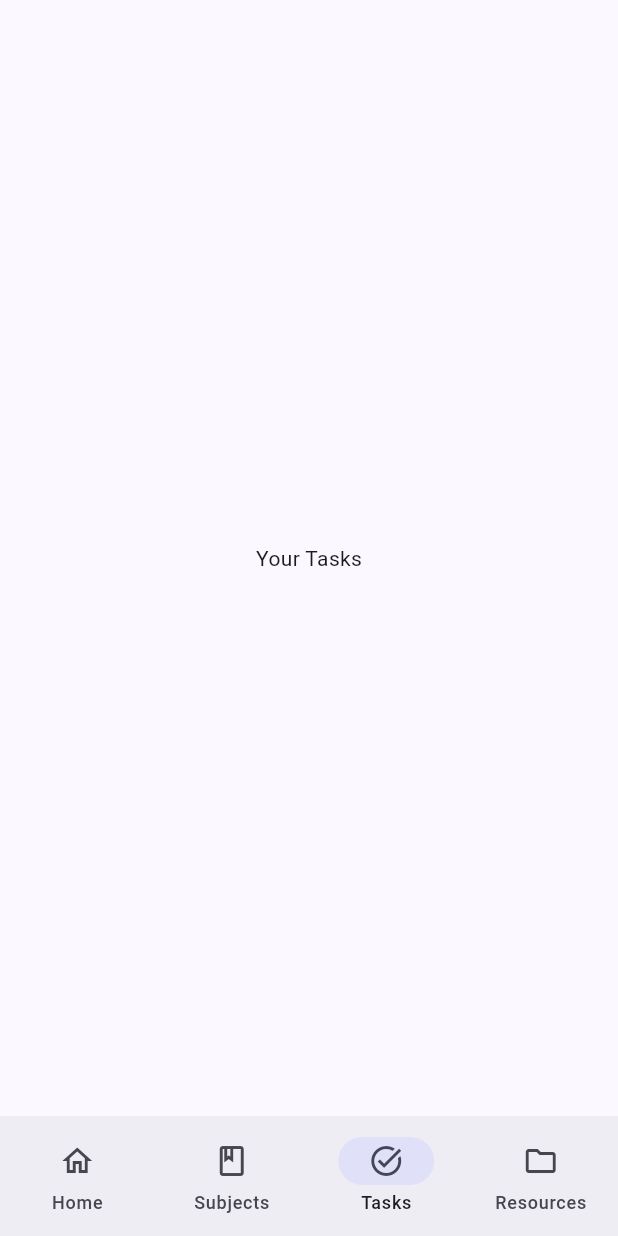
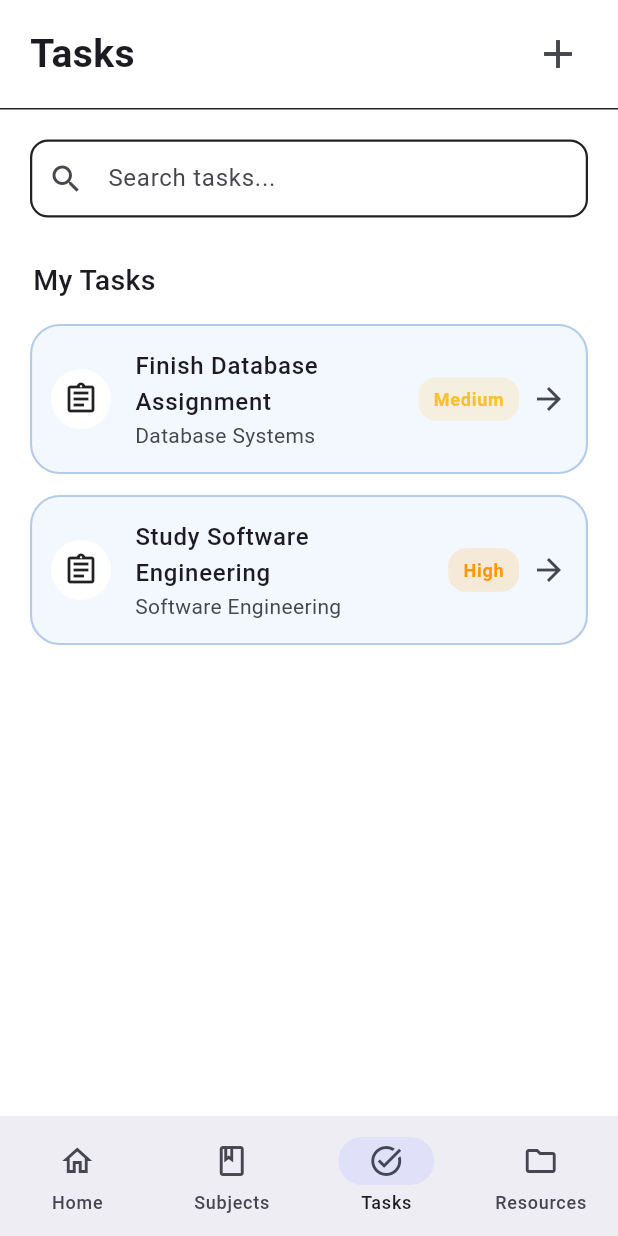
Before and after one commit to L1Pendz/studynest, a Flutter app: the screen it shows after launch, item 3 of the bottom bar chosen, on a phone screen of 412 x 824 dp. Run offline on Flutter 3.47's test engine with Material 3 defaults, Android fonts, the phone set to English and light mode, and no system bars.

Commit message:
feat: add initial task management UI

```diff
--- /dev/null
+++ b/lib/screens/tasks/task_details_screen.dart
@@ -0,0 +1,27 @@
+import 'package:flutter/material.dart';
+
+import '../../models/subject.dart';
+import '../../models/task.dart';
+
+class TaskDetailsScreen extends StatelessWidget {
+  final Task task;
+  final List<Subject> subjects;
+  final VoidCallback onDelete;
+  final ValueChanged<Task> onUpdate;
+
+  const TaskDetailsScreen({
+    super.key,
+    required this.task,
+    required this.subjects,
+    required this.onDelete,
+    required this.onUpdate,
+  });
+
+  @override
+  Widget build(BuildContext context) {
+    return Scaffold(
+      appBar: AppBar(title: const Text('Task Details')),
+      body: Center(child: Text(task.title)),
+    );
+  }
+}
--- a/lib/screens/tasks/tasks_screen.dart
+++ b/lib/screens/tasks/tasks_screen.dart
@@ -1,10 +1,226 @@
 import 'package:flutter/material.dart';
 
-class TasksScreen extends StatelessWidget {
+import '../../models/subject.dart';
+import '../../models/task.dart';
+import '../../widgets/tasks/task_card.dart';
+import 'task_details_screen.dart';
+
+class TasksScreen extends StatefulWidget {
   const TasksScreen({super.key});
 
   @override
+  State<TasksScreen> createState() => _TasksScreenState();
+}
+
+class _TasksScreenState extends State<TasksScreen> {
+  final _searchController = TextEditingController();
+
+  final List<Subject> _subjects = [
+    Subject(
+      id: '1',
+      name: 'Database Systems',
+      description: 'Study of database design, SQL, and data management.',
+    ),
+    Subject(
+      id: '2',
+      name: 'Software Engineering',
+      description: 'Study of software development processes and methodologies.',
+    ),
+    Subject(
+      id: '3',
+      name: 'Web Development',
+      description:
+          'Study of web application development using HTML, CSS, and JavaScript.',
+    ),
+  ];
+
+  final List<Task> _tasks = [
+    Task(
+      id: '1',
+      title: 'Finish Database Assignment',
+      subjectId: '1',
+      description: 'Complete the SQL exercises.',
+      dueDate: DateTime.now().add(const Duration(days: 5)),
+    ),
+    Task(
+      id: '2',
+      title: 'Study Software Engineering',
+      subjectId: '2',
+      description: 'Review software development methodologies.',
+      dueDate: DateTime.now().add(const Duration(days: 2)),
+    ),
+  ];
+
+  String _searchQuery = '';
+
+  List<Task> get _filteredTasks {
+    return _tasks.where((task) {
+      return task.title.toLowerCase().contains(_searchQuery.toLowerCase());
+    }).toList();
+  }
+
+  @override
+  void dispose() {
+    _searchController.dispose();
+    super.dispose();
+  }
+
+  @override
   Widget build(BuildContext context) {
-    return const Center(child: Text('Your Tasks'));
+    final tasks = _filteredTasks;
+
+    return Scaffold(
+      backgroundColor: Colors.white,
+      body: SafeArea(
+        child: Column(
+          crossAxisAlignment: CrossAxisAlignment.start,
+          children: [
+            _buildHeader(),
+            const Divider(height: 1, color: Colors.black87),
+            _buildSearchBar(),
+            const Padding(
+              padding: EdgeInsets.symmetric(horizontal: 22),
+              child: Text(
+                'My Tasks',
+                style: TextStyle(fontSize: 19, fontWeight: FontWeight.w500),
+              ),
+            ),
+            const SizedBox(height: 16),
+            Expanded(
+              child: tasks.isEmpty
+                  ? _buildEmptyState()
+                  : ListView.builder(
+                      padding: const EdgeInsets.symmetric(horizontal: 20),
+                      itemCount: tasks.length,
+                      itemBuilder: (context, index) {
+                        final task = tasks[index];
+                        final subject = _getSubjectForTask(task);
+
+                        if (subject == null) {
+                          return const SizedBox.shrink();
+                        }
+
+                        return TaskCard(
+                          task: task,
+                          subject: subject,
+                          onTap: () => _openTask(task),
+                        );
+                      },
+                    ),
+            ),
+          ],
+        ),
+      ),
+    );
+  }
+
+  Widget _buildHeader() {
+    return Padding(
+      padding: const EdgeInsets.fromLTRB(20, 12, 16, 12),
+      child: Row(
+        children: [
+          const Expanded(
+            child: Text(
+              'Tasks',
+              style: TextStyle(fontSize: 26, fontWeight: FontWeight.w600),
+            ),
+          ),
+          IconButton(
+            tooltip: 'Add task',
+            onPressed: _showAddTask,
+            icon: const Icon(Icons.add, size: 32),
+          ),
+        ],
+      ),
+    );
+  }
+
+  Widget _buildSearchBar() {
+    return Padding(
+      padding: const EdgeInsets.fromLTRB(20, 20, 20, 28),
+      child: TextField(
+        controller: _searchController,
+        onChanged: (value) {
+          setState(() {
+            _searchQuery = value.trim();
+          });
+        },
+        decoration: InputDecoration(
+          hintText: 'Search tasks...',
+          prefixIcon: const Icon(Icons.search),
+          suffixIcon: _searchQuery.isEmpty
+              ? null
+              : IconButton(
+                  tooltip: 'Clear search',
+                  onPressed: () {
+                    _searchController.clear();
+                    setState(() {
+                      _searchQuery = '';
+                    });
+                  },
+                  icon: const Icon(Icons.close),
+                ),
+          border: OutlineInputBorder(borderRadius: BorderRadius.circular(12)),
+          enabledBorder: OutlineInputBorder(
+            borderRadius: BorderRadius.circular(12),
+            borderSide: const BorderSide(color: Colors.black87, width: 1.5),
+          ),
+          contentPadding: const EdgeInsets.symmetric(vertical: 14),
+        ),
+      ),
+    );
+  }
+
+  Widget _buildEmptyState() {
+    return Center(
+      child: Text(
+        _searchQuery.isEmpty
+            ? 'No tasks yet. Tap + to add one.'
+            : 'No tasks found.',
+        style: TextStyle(color: Colors.grey.shade600),
+      ),
+    );
+  }
+
+  Subject? _getSubjectForTask(Task task) {
+    for (final subject in _subjects) {
+      if (subject.id == task.subjectId) {
+        return subject;
+      }
+    }
+
+    return null;
+  }
+
+  void _showAddTask() {
+    // Task form implementation goes here
+  }
+
+  void _openTask(Task task) {
+    Navigator.push(
+      context,
+      MaterialPageRoute<void>(
+        builder: (_) => TaskDetailsScreen(
+          task: task,
+          subjects: _subjects,
+          onDelete: () {
+            setState(() {
+              _tasks.removeWhere((item) => item.id == task.id);
+            });
+          },
+          onUpdate: (updatedTask) {
+            setState(() {
+              final index = _tasks.indexWhere(
+                (item) => item.id == updatedTask.id,
+              );
+
+              if (index != -1) {
+                _tasks[index] = updatedTask;
+              }
+            });
+          },
+        ),
+      ),
+    );
   }
 }
--- /dev/null
+++ b/lib/widgets/tasks/task_card.dart
@@ -0,0 +1,100 @@
+import 'package:flutter/material.dart';
+
+import '../../models/subject.dart';
+import '../../models/task.dart';
+
+class TaskCard extends StatelessWidget {
+  final Task task;
+  final Subject subject;
+  final VoidCallback onTap;
+
+  const TaskCard({
+    super.key,
+    required this.task,
+    required this.subject,
+    required this.onTap,
+  });
+
+  static const Color _cardColor = Color(0xFFF3F7FE);
+  static const Color _borderColor = Color(0xFFB5CCE8);
+
+  Color _urgencyColor(TaskUrgency urgency) {
+    switch (urgency) {
+      case TaskUrgency.low:
+        return Colors.green;
+      case TaskUrgency.medium:
+        return Colors.yellow.shade700;
+      case TaskUrgency.high:
+        return Colors.orange;
+      case TaskUrgency.critical:
+        return Colors.red;
+    }
+  }
+
+  String _urgencyLabel(TaskUrgency urgency) {
+    switch (urgency) {
+      case TaskUrgency.low:
+        return 'Low';
+      case TaskUrgency.medium:
+        return 'Medium';
+      case TaskUrgency.high:
+        return 'High';
+      case TaskUrgency.critical:
+        return 'Critical';
+    }
+  }
+
+  @override
+  Widget build(BuildContext context) {
+    final urgencyColor = _urgencyColor(task.urgency);
+
+    return Card(
+      margin: const EdgeInsets.only(bottom: 14),
+      elevation: 0,
+      color: _cardColor,
+      shape: RoundedRectangleBorder(
+        borderRadius: BorderRadius.circular(20),
+        side: const BorderSide(color: _borderColor, width: 1.4),
+      ),
+      child: ListTile(
+        contentPadding: const EdgeInsets.symmetric(horizontal: 14, vertical: 8),
+        leading: const CircleAvatar(
+          backgroundColor: Colors.white,
+          foregroundColor: Colors.black87,
+          child: Icon(Icons.assignment_outlined),
+        ),
+        title: Text(
+          task.title,
+          style: TextStyle(
+            fontWeight: FontWeight.w500,
+            decoration: task.isCompleted ? TextDecoration.lineThrough : null,
+          ),
+        ),
+        subtitle: Text(subject.name),
+        trailing: Row(
+          mainAxisSize: MainAxisSize.min,
+          children: [
+            Container(
+              padding: const EdgeInsets.symmetric(horizontal: 10, vertical: 6),
+              decoration: BoxDecoration(
+                color: urgencyColor.withValues(alpha: 0.15),
+                borderRadius: BorderRadius.circular(12),
+              ),
+              child: Text(
+                _urgencyLabel(task.urgency),
+                style: TextStyle(
+                  color: urgencyColor,
+                  fontWeight: FontWeight.w600,
+                  fontSize: 12,
+                ),
+              ),
+            ),
+            const SizedBox(width: 8),
+            const Icon(Icons.arrow_forward),
+          ],
+        ),
+        onTap: onTap,
+      ),
+    );
+  }
+}
```
